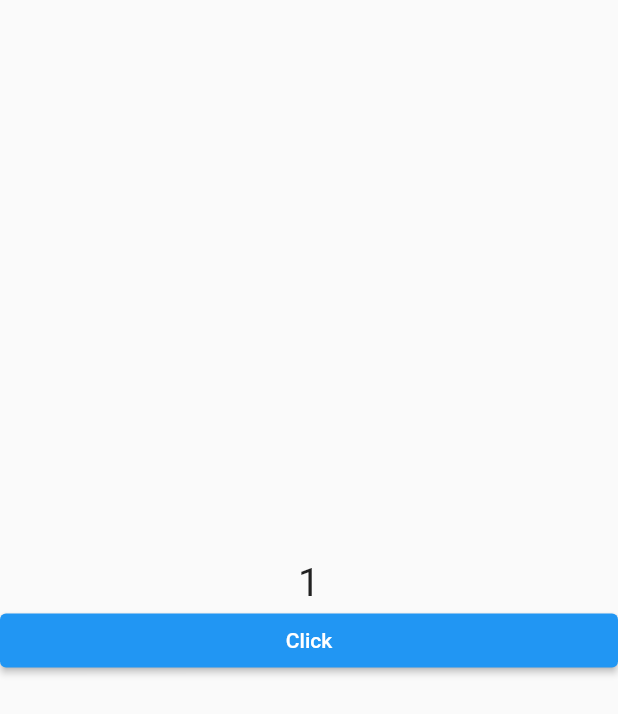
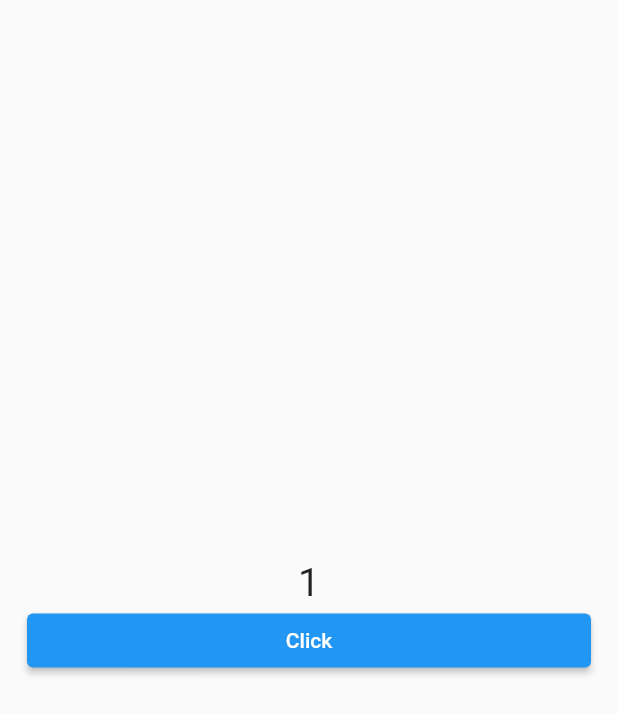
Before and after one commit to thetahmeed/Flutter, a Flutter app: the screen it shows after launch, after a tap on "Click", on a phone screen of 412 x 824 dp. Shown: the top 714 px of the screen. Run offline on Flutter 3.47's test engine with Material 2 defaults, Android fonts, the phone set to English and light mode, and no system bars; our stand-ins replace carousel_slider, cloud_firestore, curved_navigation_bar, firebase_auth, firebase_core, firebase_database and 9 more; accounts and stored records are empty.

Commit message:
AnimatedPadding

```diff
--- a/nineteen/lib/pages/things.dart
+++ b/nineteen/lib/pages/things.dart
@@ -7,11 +7,16 @@ class LittleThings extends StatefulWidget {
 
 class _LittleThingsState extends State<LittleThings> {
   int _counter = 0;
+  double _paddingValue = 0;
 
   @override
   Widget build(BuildContext context) {
     return Scaffold(
       body: SafeArea(
+        child: AnimatedPadding(
+          padding: EdgeInsets.all(_paddingValue),
+          duration: Duration(milliseconds: 300),
+          curve: Curves.easeIn,
           child: Column(
             mainAxisAlignment: MainAxisAlignment.center,
             crossAxisAlignment: CrossAxisAlignment.center,
@@ -33,6 +38,7 @@ class _LittleThingsState extends State<LittleThings> {
                     onPressed: () {
                       setState(() {
                         _counter++;
+                        _paddingValue = 18.0;
                       });
                     },
                     child: Text('Click')),
@@ -40,6 +46,7 @@ class _LittleThingsState extends State<LittleThings> {
             ],
           ),
         ),
+      ),
     );
   }
 }
--- a/nineteen/theIgnoreList.txt
+++ b/nineteen/theIgnoreList.txt
@@ -11,5 +11,5 @@
 11. InheritedWidget
 12. AnimatedIcon
 13. LimitedBox
-14.
+14. AnimatedPositioned
 15.
```
Lines whose indentation alone changed are shown as unchanged.
